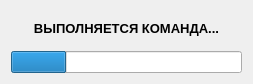
Before: the Qt Designer form informPConfigurator/waitform.ui in Goodjamp/informPConfigurator, drawn with Qt 5.
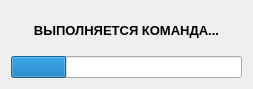
After: the same form once the commit is applied.

```diff
--- a/informPConfigurator/waitform.ui
+++ b/informPConfigurator/waitform.ui
@@ -1,13 +1,13 @@
 <?xml version="1.0" encoding="UTF-8"?>
 <ui version="4.0">
  <class>waitForm</class>
- <widget class="QDialog" name="waitForm">
+ <widget class="QWidget" name="waitForm">
   <property name="geometry">
    <rect>
     <x>0</x>
     <y>0</y>
     <width>253</width>
-    <height>84</height>
+    <height>89</height>
    </rect>
   </property>
   <property name="windowTitle">
```
